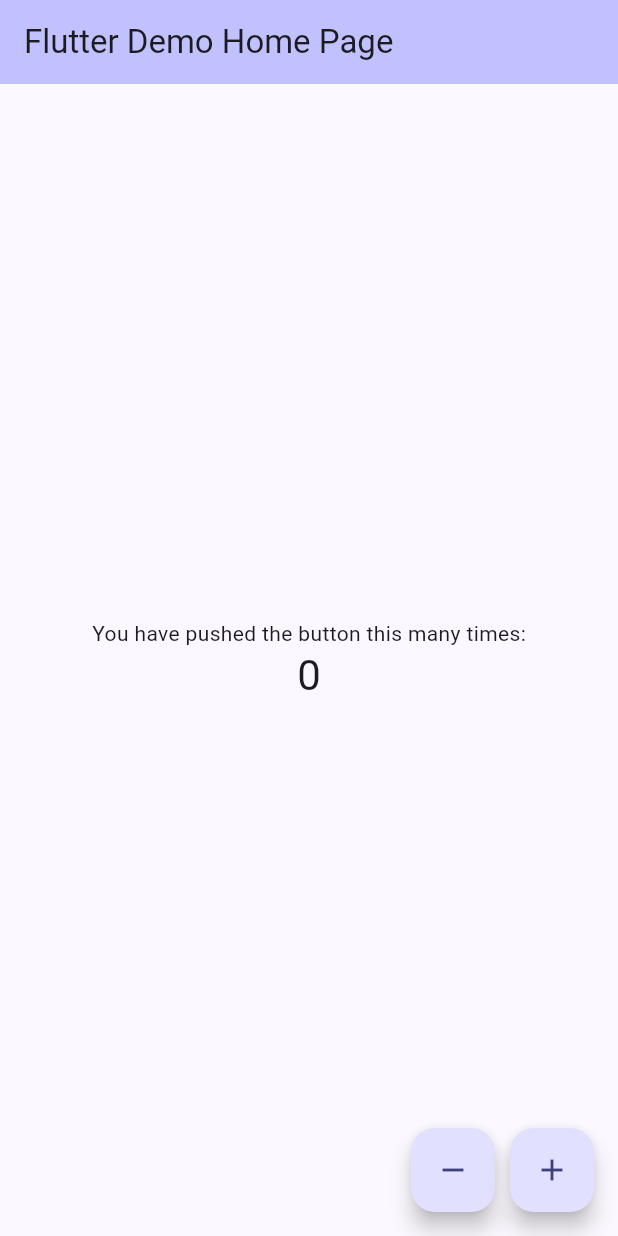
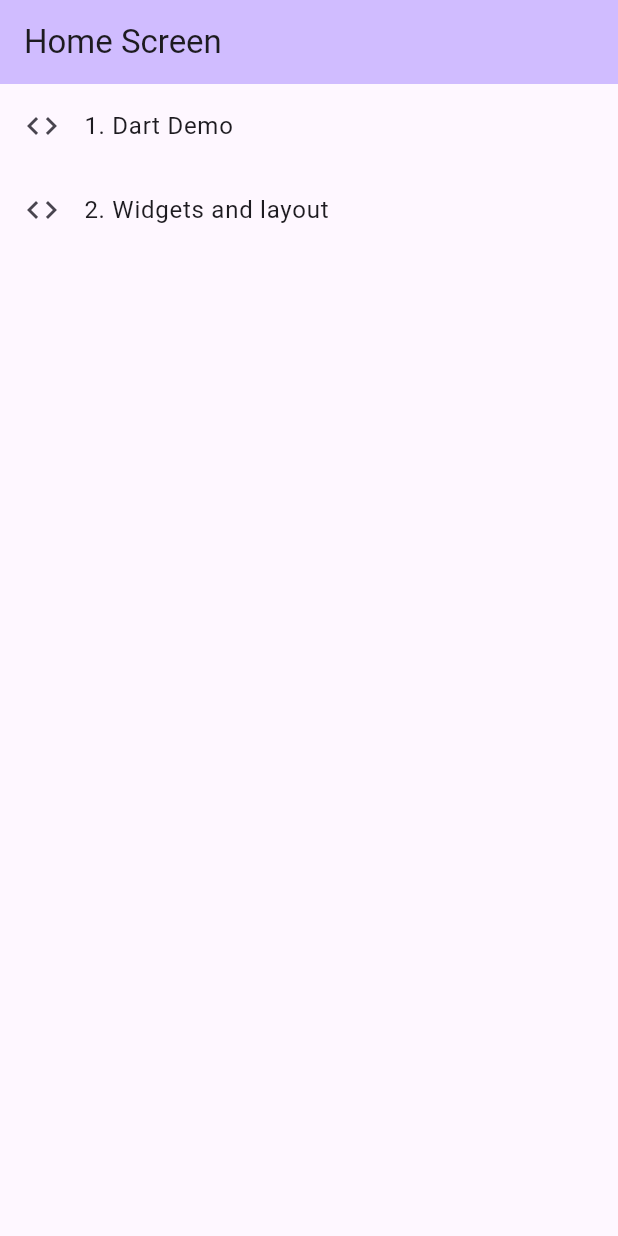
Before and after one commit to 2023095/Mobile-Programming, a Flutter app: the screen it shows after launch, on a phone screen of 412 x 824 dp. Run offline on Flutter 3.47's test engine with Material 3 defaults, Android fonts, the phone set to English and light mode, and no system bars.

Commit message:
latet changes

```diff
--- a/lib/main.dart
+++ b/lib/main.dart
@@ -1,4 +1,6 @@
 import 'package:flutter/material.dart';
+import 'package:lesson_02/widgets_layout_demo.dart';
+import 'dart_demo_screen.dart';
 
 void main() {
   runApp(const MyApp());
@@ -7,132 +9,54 @@
 class MyApp extends StatelessWidget {
   const MyApp({super.key});
 
-  // This widget is the root of your application.
   @override
   Widget build(BuildContext context) {
     return MaterialApp(
       title: 'Flutter Demo',
-      theme: ThemeData(
-        // This is the theme of your application.
-        //
-        // TRY THIS: Try running your application with "flutter run". You'll see
-        // the application has a purple toolbar. Then, without quitting the app,
-        // try changing the seedColor in the colorScheme below to Colors.green
-        // and then invoke "hot reload" (save your changes or press the "hot
-        // reload" button in a Flutter-supported IDE, or press "r" if you used
-        // the command line to start the app).
-        //
-        // Notice that the counter didn't reset back to zero; the application
-        // state is not lost during the reload. To reset the state, use hot
-        // restart instead.
-        //
-        // This works for code too, not just values: Most code changes can be
-        // tested with just a hot reload.
-        colorScheme: .fromSeed(seedColor: const Color.fromARGB(255, 44, 42, 179)),
-      ),
-      home: const MyHomePage(title: 'Flutter Demo Home Page'),
+      theme: ThemeData(primarySwatch: Colors.blue, useMaterial3: true),
+      home: const HomeScreen(),
     );
   }
 }
 
-class MyHomePage extends StatefulWidget {
-  const MyHomePage({super.key, required this.title});
-
-  // This widget is the home page of your application. It is stateful, meaning
-  // that it has a State object (defined below) that contains fields that affect
-  // how it looks.
-
-  // This class is the configuration for the state. It holds the values (in this
-  // case the title) provided by the parent (in this case the App widget) and
-  // used by the build method of the State. Fields in a Widget subclass are
-  // always marked "final".
-
-  final String title;
-
-  @override
-  State<MyHomePage> createState() => _MyHomePageState();
-}
-
-class _MyHomePageState extends State<MyHomePage> {
-  int _counter = 0;
-
-  void _incrementCounter() {
-    setState(() {
-      // This call to setState tells the Flutter framework that something has
-      // changed in this State, which causes it to rerun the build method below
-      // so that the display can reflect the updated values. If we changed
-      // _counter without calling setState(), then the build method would not be
-      // called again, and so nothing would appear to happen.
-      _counter += 4;
-    });
-  }
-  void _decrementCounter() {
-  setState(() {
-    _counter -= 4;
-  });
-  }
+class HomeScreen extends StatelessWidget {
+  const HomeScreen({super.key});
 
   @override
   Widget build(BuildContext context) {
-    // This method is rerun every time setState is called, for instance as done
-    // by the _incrementCounter method above.
-    //
-    // The Flutter framework has been optimized to make rerunning build methods
-    // fast, so that you can just rebuild anything that needs updating rather
-    // than having to individually change instances of widgets.
     return Scaffold(
       appBar: AppBar(
-        // TRY THIS: Try changing the color here to a specific color (to
-        // Colors.amber, perhaps?) and trigger a hot reload to see the AppBar
-        // change color while the other colors stay the same.
+        title: const Text("Home Screen"),
         backgroundColor: Theme.of(context).colorScheme.inversePrimary,
-        // Here we take the value from the MyHomePage object that was created by
-        // the App.build method, and use it to set our appbar title.
-        title: Text(widget.title),
       ),
-      body: Center(
-        // Center is a layout widget. It takes a single child and positions it
-        // in the middle of the parent.
-        child: Column(
-          // Column is also a layout widget. It takes a list of children and
-          // arranges them vertically. By default, it sizes itself to fit its
-          // children horizontally, and tries to be as tall as its parent.
-          //
-          // Column has various properties to control how it sizes itself and
-          // how it positions its children. Here we use mainAxisAlignment to
-          // center the children vertically; the main axis here is the vertical
-          // axis because Columns are vertical (the cross axis would be
-          // horizontal).
-          //
-          // TRY THIS: Invoke "debug painting" (choose the "Toggle Debug Paint"
-          // action in the IDE, or press "p" in the console), to see the
-          // wireframe for each widget.
-          mainAxisAlignment: .center,
-          children: [
-            const Text('You have pushed the button this many times:'),
-            Text(
-              '$_counter',
-              style: Theme.of(context).textTheme.headlineMedium,
-            ),
-          ],
-        ),
+      // A ListView for your items
+      body: ListView(
+        children: [
+          ListTile(
+            title: const Text("1. Dart Demo"),
+            leading: const Icon(Icons.code),
+            onTap: () {
+              Navigator.push(
+                context,
+                MaterialPageRoute(builder: (context) => const DartDemoScreen()),
+              );
+            },
+          ),
+
+          ListTile(
+            title: const Text("2. Widgets and layout"),
+            leading: const Icon(Icons.code),
+            onTap: () {
+              Navigator.push(
+                context,
+                MaterialPageRoute(
+                  builder: (context) => const WidgetsLayoutDemo(),
+                ),
+              );
+            },
+          ),
+        ],
       ),
-floatingActionButton: Row(
-  mainAxisAlignment: MainAxisAlignment.end,
-  children: [
-    FloatingActionButton(
-      onPressed: _decrementCounter,
-      tooltip: 'Decrement',
-      child: const Icon(Icons.remove),
-    ),
-    const SizedBox(width: 10),
-    FloatingActionButton(
-      onPressed: _incrementCounter,
-      tooltip: 'Increment',
-      child: const Icon(Icons.add),
-    ),
-  ],
-),
     );
   }
 }
```
Also changed, not shown: lib/dart_demo_screen.dart (added, +93 -0 lines), lib/widgets_layout_demo.dart (added, +49 -0 lines), 1 other file.
